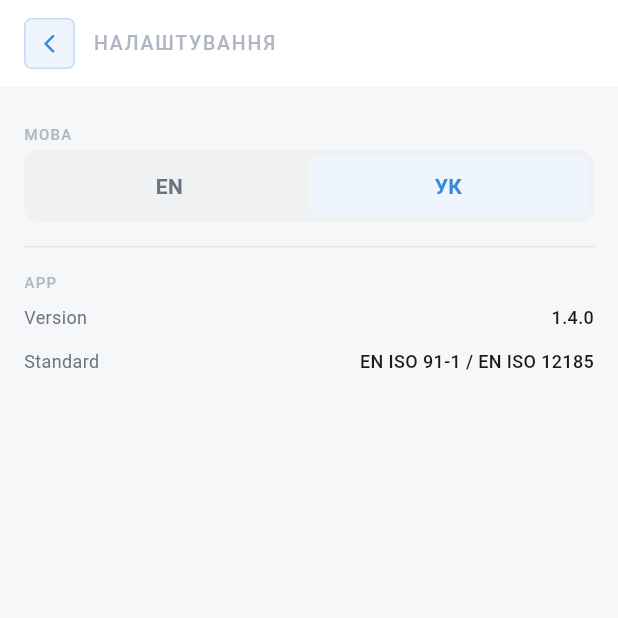
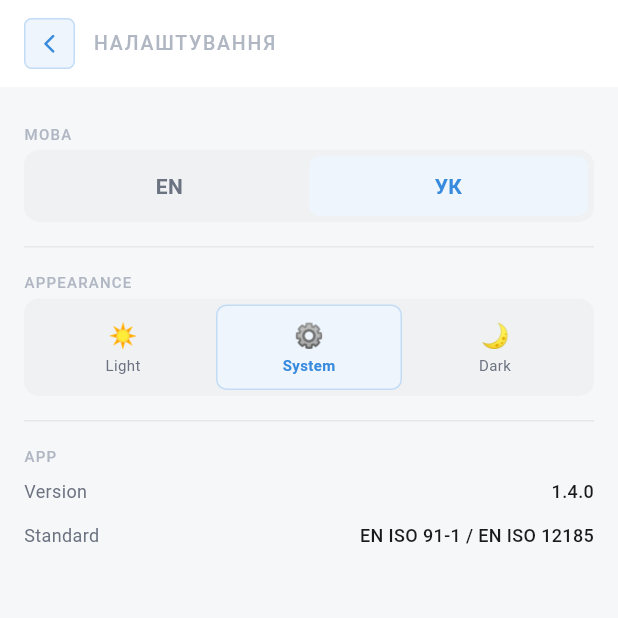
Before and after one commit to Kokarev/d-meter, a Flutter app: the SettingsScreen screen opened directly, after a tap on "УК", on a phone screen of 412 x 824 dp, the top half of it. Run offline on Flutter 3.47's test engine with Material 3 defaults, Android fonts, the phone set to English and light mode, and no system bars; our stand-ins replace fl_chart, package_info_plus, shared_preferences; accounts and stored records are empty.

Commit message:
feat: add theme switcher in settings

```diff
--- a/lib/features/settings/ui/settings_screen.dart
+++ b/lib/features/settings/ui/settings_screen.dart
@@ -5,6 +5,7 @@ import 'package:provider/provider.dart';
 import '../../../core/tokens.dart';
 import '../../../l10n/app_localizations.dart';
 import '../../../shared/state/locale_state.dart';
+import '../../../shared/state/theme_state.dart';
 
 class SettingsScreen extends StatefulWidget {
   const SettingsScreen({super.key});
@@ -33,6 +34,7 @@ class _SettingsScreenState extends State<SettingsScreen> {
   Widget build(BuildContext context) {
     final l           = AppL10n.of(context);
     final localeState = context.watch<LocaleState>();
+    final themeState  = context.watch<ThemeState>();
     final currentCode =
         localeState.locale?.languageCode ??
         Localizations.localeOf(context).languageCode;
@@ -60,6 +62,15 @@ class _SettingsScreenState extends State<SettingsScreen> {
                     currentCode:  currentCode,
                     localeState:  localeState,
                   ),
+
+                  const SizedBox(height: AppSpacing.lg),
+                  const Divider(color: AppColors.border, height: 1),
+                  const SizedBox(height: AppSpacing.lg),
+
+                  // ── Theme section ────────────────────────
+                  const _SectionLabel('APPEARANCE'),
+                  const SizedBox(height: AppSpacing.xs),
+                  _ThemeSelector(themeState: themeState),
 
                   const SizedBox(height: AppSpacing.lg),
                   const Divider(color: AppColors.border, height: 1),
@@ -213,6 +224,98 @@ class _LangButton extends StatelessWidget {
   }
 }
 
+// ─── Theme selector ──────────────────────────────────────────────────────────
+
+class _ThemeSelector extends StatelessWidget {
+  final ThemeState themeState;
+  const _ThemeSelector({required this.themeState});
+
+  @override
+  Widget build(BuildContext context) {
+    return Container(
+      padding: const EdgeInsets.all(4),
+      decoration: const BoxDecoration(
+        color:        AppColors.surfaceAlt,
+        borderRadius: AppRadii.lgAll,
+      ),
+      child: Row(
+        children: [
+          _ThemeButton(
+            label:  '☀️',
+            hint:   'Light',
+            active: themeState.mode == ThemeMode.light,
+            onTap:  () => themeState.setMode(ThemeMode.light),
+          ),
+          _ThemeButton(
+            label:  '⚙️',
+            hint:   'System',
+            active: themeState.mode == ThemeMode.system,
+            onTap:  () => themeState.setMode(ThemeMode.system),
+          ),
+          _ThemeButton(
+            label:  '🌙',
+            hint:   'Dark',
+            active: themeState.mode == ThemeMode.dark,
+            onTap:  () => themeState.setMode(ThemeMode.dark),
+          ),
+        ],
+      ),
+    );
+  }
+}
+
+class _ThemeButton extends StatelessWidget {
+  final String       label;
+  final String       hint;
+  final bool         active;
+  final VoidCallback onTap;
+
+  const _ThemeButton({
+    required this.label,
+    required this.hint,
+    required this.active,
+    required this.onTap,
+  });
+
+  @override
+  Widget build(BuildContext context) {
+    return Expanded(
+      child: GestureDetector(
+        onTap: onTap,
+        child: AnimatedContainer(
+          duration: const Duration(milliseconds: 180),
+          padding: const EdgeInsets.symmetric(vertical: 8),
+          decoration: BoxDecoration(
+            color:        active ? AppColors.accentBg : Colors.transparent,
+            borderRadius: AppRadii.mdAll,
+            border: active
+                ? Border.all(
+                    color: AppColors.accent.withAlpha(60), width: 1)
+                : null,
+          ),
+          child: Column(
+            mainAxisSize: MainAxisSize.min,
+            children: [
+              Text(label, style: const TextStyle(fontSize: 16)),
+              const SizedBox(height: 2),
+              Text(
+                hint,
+                style: AppText.detailUnit.copyWith(
+                  color: active
+                      ? AppColors.accent
+                      : AppColors.textSecondary,
+                  fontSize: 10,
+                  fontWeight: active ? FontWeight.w600 : FontWeight.w400,
+                ),
+              ),
+            ],
+          ),
+        ),
+      ),
+    );
+  }
+}
+
 // ─── Section label ────────────────────────────────────────────────────────────
 
 class _SectionLabel extends StatelessWidget {
--- a/lib/main.dart
+++ b/lib/main.dart
@@ -1,31 +1,41 @@
 import 'package:flutter/material.dart';
 import 'package:flutter_localizations/flutter_localizations.dart';
 import 'package:provider/provider.dart';
-import 'core/tokens.dart';
+import 'core/app_theme.dart';
 import 'features/calculator/ui/calculator_screen.dart';
 import 'l10n/app_localizations.dart';
 import 'shared/state/locale_state.dart';
+import 'shared/state/theme_state.dart';
 
 Future<void> main() async {
   WidgetsFlutterBinding.ensureInitialized();
   final localeState = LocaleState();
-  await localeState.load();
-  runApp(DmeterApp(localeState: localeState));
+  final themeState = ThemeState();
+  await Future.wait([localeState.load(), themeState.load()]);
+  runApp(DmeterApp(localeState: localeState, themeState: themeState));
 }
 
 class DmeterApp extends StatelessWidget {
   final LocaleState localeState;
-  const DmeterApp({super.key, required this.localeState});
+  final ThemeState themeState;
+  const DmeterApp({
+    super.key,
+    required this.localeState,
+    required this.themeState,
+  });
 
   @override
   Widget build(BuildContext context) {
-    return ChangeNotifierProvider<LocaleState>.value(
-      value: localeState,
-      child: Consumer<LocaleState>(
-        builder: (_, state, __) => MaterialApp(
+    return MultiProvider(
+      providers: [
+        ChangeNotifierProvider<LocaleState>.value(value: localeState),
+        ChangeNotifierProvider<ThemeState>.value(value: themeState),
+      ],
+      child: Consumer2<LocaleState, ThemeState>(
+        builder: (_, locale, theme, __) => MaterialApp(
           title: 'D-METER',
           debugShowCheckedModeBanner: false,
-          locale: state.locale,
+          locale: locale.locale,
           localizationsDelegates: const [
             AppL10n.delegate,
             GlobalMaterialLocalizations.delegate,
@@ -33,17 +43,9 @@ class DmeterApp extends StatelessWidget {
             GlobalCupertinoLocalizations.delegate,
           ],
           supportedLocales: AppL10n.supportedLocales,
-          theme: ThemeData(
-            colorScheme: const ColorScheme.light(
-              primary:   AppColors.accent,
-              secondary: AppColors.brand,
-              surface:   AppColors.surface,
-              error:     AppColors.danger,
-            ),
-            scaffoldBackgroundColor: AppColors.background,
-            fontFamily: 'Roboto',
-            useMaterial3: true,
-          ),
+          theme: AppTheme.light,
+          darkTheme: AppTheme.dark,
+          themeMode: theme.mode,
           home: const CalculatorScreen(),
         ),
       ),
--- /dev/null
+++ b/lib/shared/state/theme_state.dart
@@ -0,0 +1,39 @@
+import 'package:flutter/material.dart';
+import 'package:shared_preferences/shared_preferences.dart';
+
+/// Manages ThemeMode selection with SharedPreferences persistence.
+/// Pattern mirrors LocaleState — load() called in main() before runApp.
+class ThemeState extends ChangeNotifier {
+  static const _key = 'theme_mode';
+
+  ThemeMode _mode = ThemeMode.system;
+  ThemeMode get mode => _mode;
+
+  /// Load saved theme from SharedPreferences.
+  Future<void> load() async {
+    final prefs = await SharedPreferences.getInstance();
+    final saved = prefs.getString(_key);
+    _mode = _fromString(saved) ?? ThemeMode.system;
+  }
+
+  Future<void> setMode(ThemeMode mode) async {
+    if (mode == _mode) return;
+    _mode = mode;
+    notifyListeners();
+    final prefs = await SharedPreferences.getInstance();
+    await prefs.setString(_key, _toString(mode));
+  }
+
+  static ThemeMode? _fromString(String? s) => switch (s) {
+    'light'  => ThemeMode.light,
+    'dark'   => ThemeMode.dark,
+    'system' => ThemeMode.system,
+    _        => null,
+  };
+
+  static String _toString(ThemeMode m) => switch (m) {
+    ThemeMode.light  => 'light',
+    ThemeMode.dark   => 'dark',
+    ThemeMode.system => 'system',
+  };
+}
```
